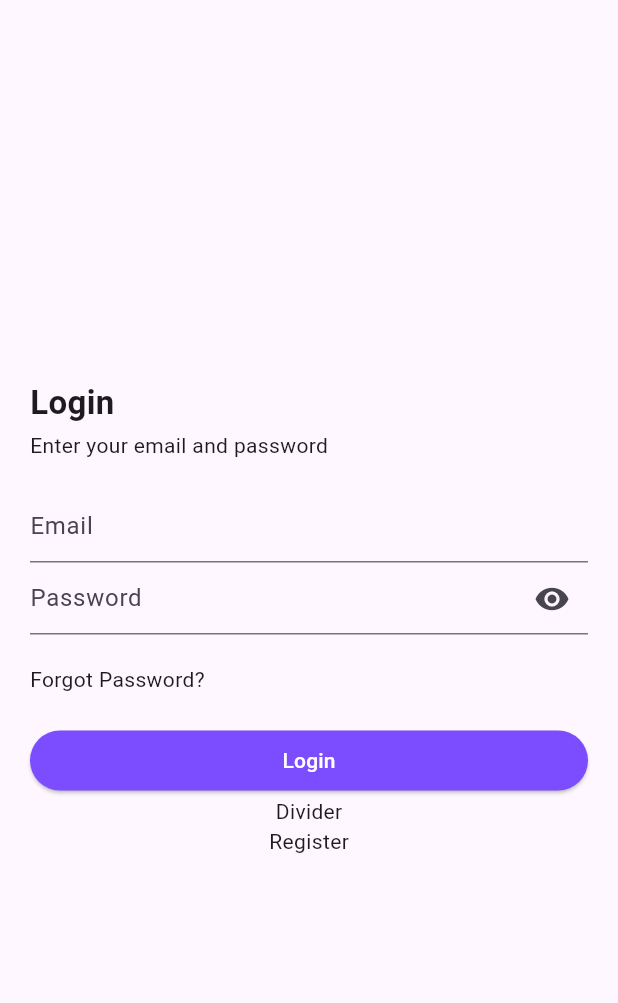
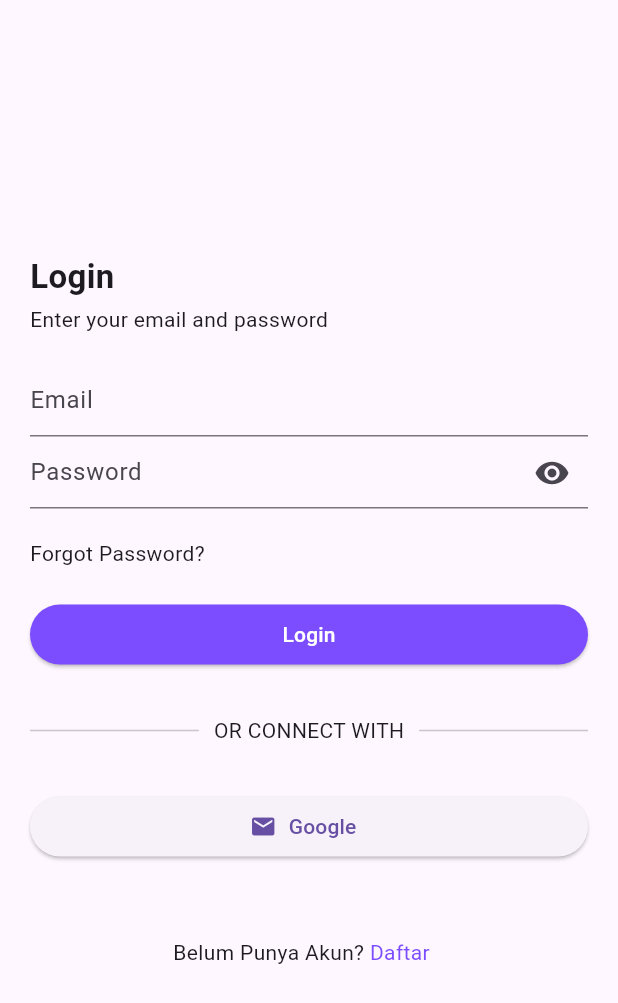
Before and after one commit to Dlanev/TubesAlproK1, a Flutter app: the screen it shows after launch, on a phone screen of 412 x 824 dp. Shown: the top 1003 px of the screen. Run offline on Flutter 3.47's test engine with Material 3 defaults, Android fonts, the light colour scheme and no system bars.

Commit message:
Loading Ui done

```diff
--- a/lib/screens/auth/login.dart
+++ b/lib/screens/auth/login.dart
@@ -1,4 +1,5 @@
 import 'package:flutter/material.dart';
+import 'package:tubes_alpro/widgets/widgets.dart';
 
 class Login extends StatefulWidget {
   @override
@@ -7,21 +8,9 @@ class Login extends StatefulWidget {
 
 class _LoginState extends State<Login> {
   Widget _authTitle() {
-    return Container(
-      width: double.infinity,
-      padding: EdgeInsets.only(bottom: 20),
-      child: Column(
-        crossAxisAlignment: CrossAxisAlignment.start,
-        children: <Widget>[
-          Text(
+    return wAuthTitle(
       'Login',
-            style: TextStyle(fontSize: 22, fontWeight: FontWeight.bold),
-          ),
-          SizedBox(height: 3),
-          Text('Enter your email and password'),
-        ],
-      ),
-    );
+      'Enter your email and password');
   }
 
   Widget _inputEmail() {
@@ -73,9 +62,48 @@ class _LoginState extends State<Login> {
     );
   }
 
+  Widget _textDivider(){
+    return wTextDivider('OR CONNECT WITH');
+  }
+
+  Widget _gSignin(){
+    return Container(
+      width: double.infinity,
+      child: ElevatedButton.icon(icon: Icon(Icons.mail),onPressed: (){}, label: Text('Google'))
+    );
+  }
+
+  Widget _regisTr(){
+    return Container(
+      margin: EdgeInsets.only(top: 40),
+      child: Row(
+        mainAxisAlignment: MainAxisAlignment.center,
+        children: <Widget>[
+          Text('Belum Punya Akun? '),
+          GestureDetector(
+            child: Container(
+              padding: EdgeInsets.fromLTRB(0, 10, 10, 10),
+              color: Colors.transparent,
+              child: Text('Daftar', style: TextStyle(color: Colors.deepPurpleAccent),),
+            ),
+            onTap: (){
+              print('Register');
+            },
+          ),
+        ],
+      ),
+    );
+  }
+
+
   @override
   Widget build(BuildContext context) {
-    return Scaffold(
+    return GestureDetector(
+      onTap: (){
+        FocusScope.of(context).unfocus();
+      },
+      child: Scaffold(
+        resizeToAvoidBottomInset: false,
         body: Container(
           margin: EdgeInsets.symmetric(horizontal: 20),
           child: Column(
@@ -86,9 +114,11 @@ class _LoginState extends State<Login> {
               _inputPw(),
               _forgotPw(),
               _subMit(),
-            Text('Divider'),
-            Text('Register'),
+              _textDivider(),
+              _gSignin(),
+              _regisTr(),
             ],
+          ),
         ),
       ),
     );
--- a/lib/widgets/widgets.dart
+++ b/lib/widgets/widgets.dart
@@ -3,3 +3,37 @@ import 'package:flutter/material.dart';
 Widget wAppLoading() {
   return Center(child: CircularProgressIndicator());
 }
+
+Widget wAuthTitle(String title, String subtitle) {
+    return Container(
+      width: double.infinity,
+      padding: EdgeInsets.only(bottom: 20),
+      child: Column(
+        crossAxisAlignment: CrossAxisAlignment.start,
+        children: <Widget>[
+          Text(
+            title,
+            style: TextStyle(fontSize: 22, fontWeight: FontWeight.bold),
+          ),
+          SizedBox(height: 3),
+          Text(subtitle),
+        ],
+      ),
+    );
+  }
+
+  Widget wTextDivider(String words){
+    return Container(
+      margin: EdgeInsets.symmetric(vertical: 20),
+      child: Row(
+        children: <Widget>[
+          Expanded(child: Divider()),
+          Padding(
+            padding: const EdgeInsets.all(10),
+            child: Text(words),
+          ),
+          Expanded(child: Divider()),
+        ],
+      ),
+    );
+  }
```
Lines whose indentation alone changed are shown as unchanged.
